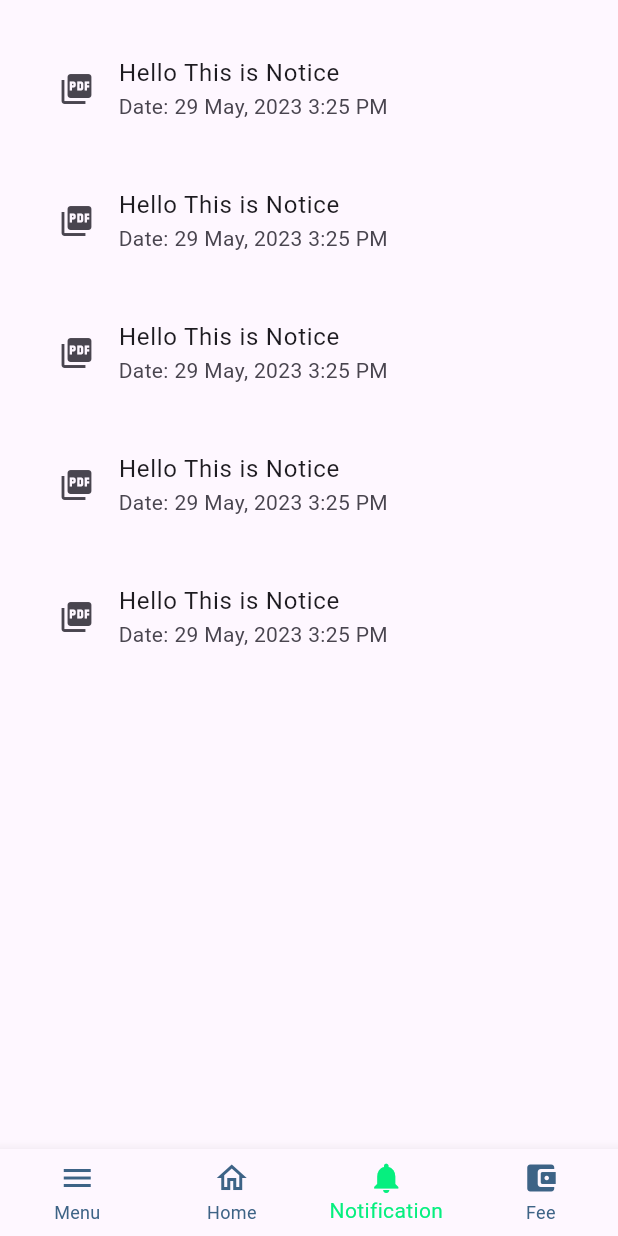
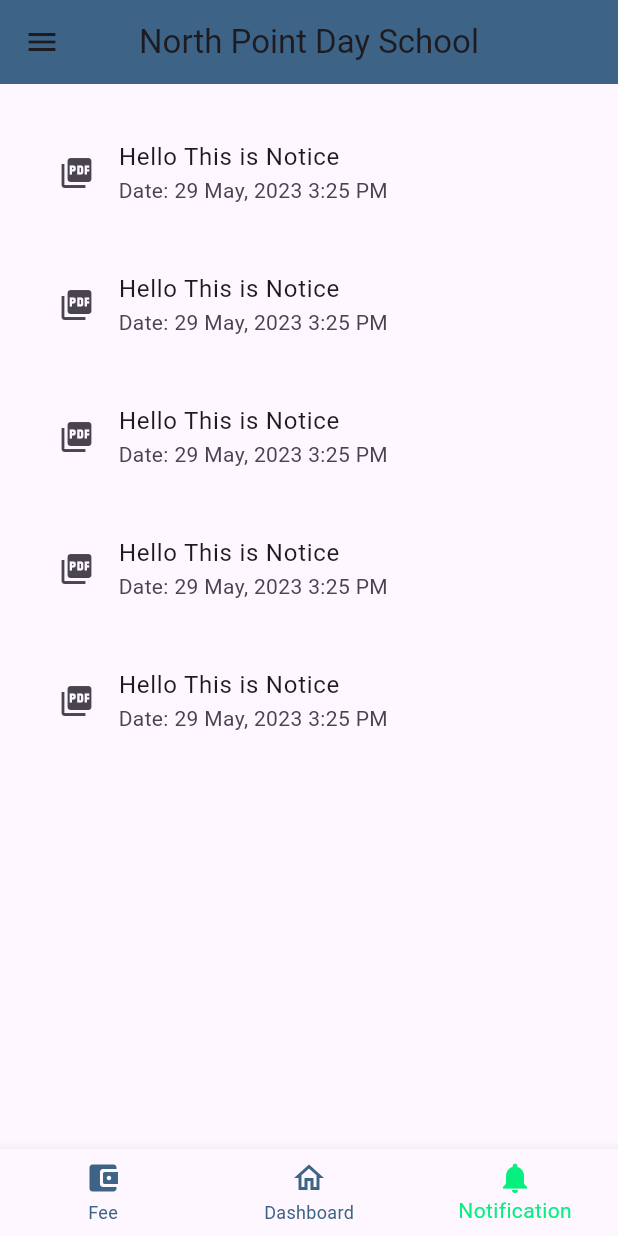
Before and after one commit to Darkethic06/student_app, a Flutter app: the Dashboard screen opened directly, item 3 of the bottom bar chosen, on a phone screen of 412 x 824 dp. Run offline on Flutter 3.47's test engine with Material 3 defaults, Android fonts, the phone set to English and light mode, and no system bars; our stand-ins replace flutter_boxicons, shared_preferences; accounts and stored records are empty.

```diff
--- a/lib/pages/Dashboard.dart
+++ b/lib/pages/Dashboard.dart
@@ -20,10 +20,46 @@ class _DashboardState extends State<Dashboard> {
     });
   }
 
-  final pages = [MenuPage(), HomePage(), NotificationPage(), FeePage()];
+  final pages = [FeePage(), MenuPage(), NotificationPage()];
   @override
   Widget build(BuildContext context) {
     return Scaffold(
+      appBar: AppBar(
+        title: Text("North Point Day School"),
+        centerTitle: true,
+        backgroundColor: mainColor,
+      ),
+      drawer: Drawer(
+        // Add a ListView to the drawer. This ensures the user can scroll
+        // through the options in the drawer if there isn't enough vertical
+        // space to fit everything.
+        child: ListView(
+          // Important: Remove any padding from the ListView.
+          padding: EdgeInsets.zero,
+          children: [
+            const DrawerHeader(
+              decoration: BoxDecoration(
+                color: Colors.blue,
+              ),
+              child: Text('Drawer Header'),
+            ),
+            ListTile(
+              title: const Text('Item 1'),
+              onTap: () {
+                // Update the state of the app.
+                // ...
+              },
+            ),
+            ListTile(
+              title: const Text('Item 2'),
+              onTap: () {
+                // Update the state of the app.
+                // ...
+              },
+            ),
+          ],
+        ),
+      ),
       body: Center(child: pages.elementAt(_selectedIndex)),
       bottomNavigationBar: BottomNavigationBar(
         selectedItemColor: btnColor,
@@ -39,14 +75,12 @@ class _DashboardState extends State<Dashboard> {
         onTap: _onItemTapped,
         items: const <BottomNavigationBarItem>[
           BottomNavigationBarItem(
-            icon: Icon(
-              Icons.menu_sharp,
-            ),
-            label: 'Menu',
+            icon: Icon(Icons.account_balance_wallet_rounded),
+            label: 'Fee',
           ),
           BottomNavigationBarItem(
             icon: Icon(Icons.home_outlined),
-            label: 'Home',
+            label: 'Dashboard',
           ),
           BottomNavigationBarItem(
             icon: Icon(
@@ -54,10 +88,6 @@ class _DashboardState extends State<Dashboard> {
             ),
             label: 'Notification',
           ),
-          BottomNavigationBarItem(
-            icon: Icon(Icons.account_balance_wallet_rounded),
-            label: 'Fee',
-          ),
         ],
       ),
     );
--- a/lib/pages/Fee.dart
+++ b/lib/pages/Fee.dart
@@ -20,7 +20,7 @@ class _FeePageState extends State<FeePage> {
         padding: const EdgeInsets.symmetric(horizontal: 15.0, vertical: 25),
         child: Column(
           children: [
-            Topbar(),
+            // Topbar(),
             Expanded(
               child: Padding(
                 padding: const EdgeInsets.only(top: 8.0),
--- a/lib/pages/HomePage.dart
+++ b/lib/pages/HomePage.dart
@@ -17,7 +17,7 @@ class _HomePageState extends State<HomePage> {
         padding: const EdgeInsets.symmetric(horizontal: 15.0, vertical: 25),
         child: Column(
           children: [
-            Topbar(),
+            // Topbar(),
           ],
         ),
       ),
--- a/lib/pages/Menu.dart
+++ b/lib/pages/Menu.dart
@@ -27,7 +27,7 @@ class _MenuPageState extends State<MenuPage> {
         padding: const EdgeInsets.symmetric(horizontal: 15.0, vertical: 25),
         child: Column(
           children: [
-            Topbar(),
+            // Topbar(),
             Expanded(
               child: Padding(
                 padding: const EdgeInsets.all(8.0),
--- a/lib/utils/api.dart
+++ b/lib/utils/api.dart
@@ -1 +1 @@
-String basePath = "https://student.worldtrippersclub.com/api/";
+String basePath = "https://student.truepid.in/api";
--- a/pubspec.yaml
+++ b/pubspec.yaml
@@ -39,6 +39,7 @@ dependencies:
   flutter_boxicons: ^3.0.0
   validation_pro: ^1.1.0
   http: ^1.1.0
+  shared_preferences: ^2.2.2
 dev_dependencies:
   flutter_test:
     sdk: flutter
```
Also changed, not shown: lib/pages/Login.dart (+21 -62 lines), lib/pages/Profile.dart (added, +20 -0 lines), lib/views/SplashScreen.dart (+14 -1 lines), lib/views/Topbar.dart (+5 -2 lines), pubspec.lock, 1 other file.
